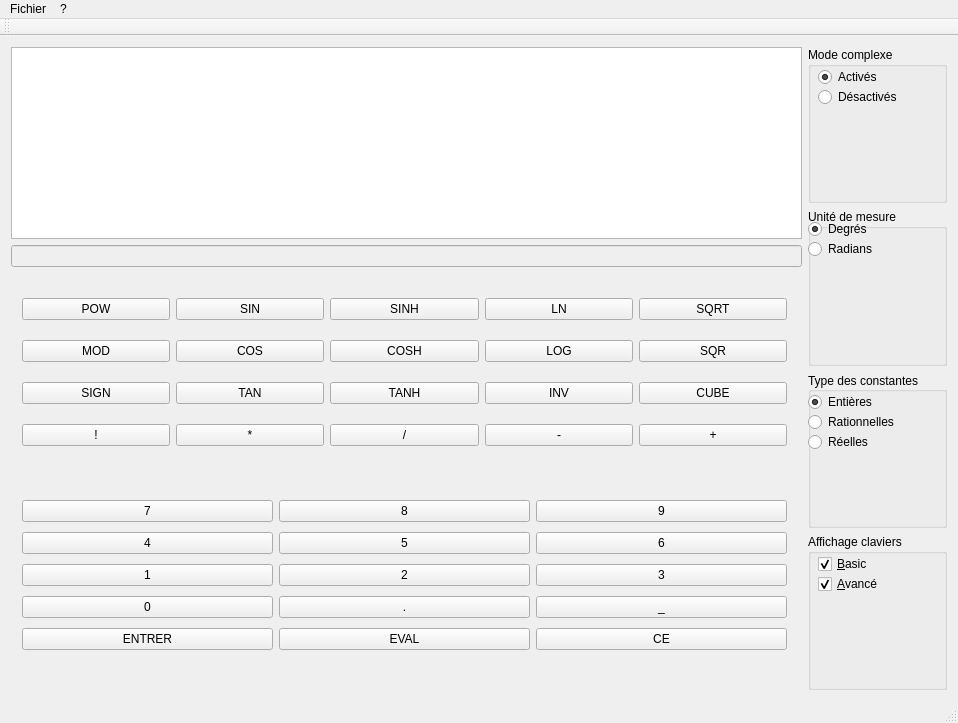
Old version of the form mainwindow.ui in the repository yuntux/lo21-npi.
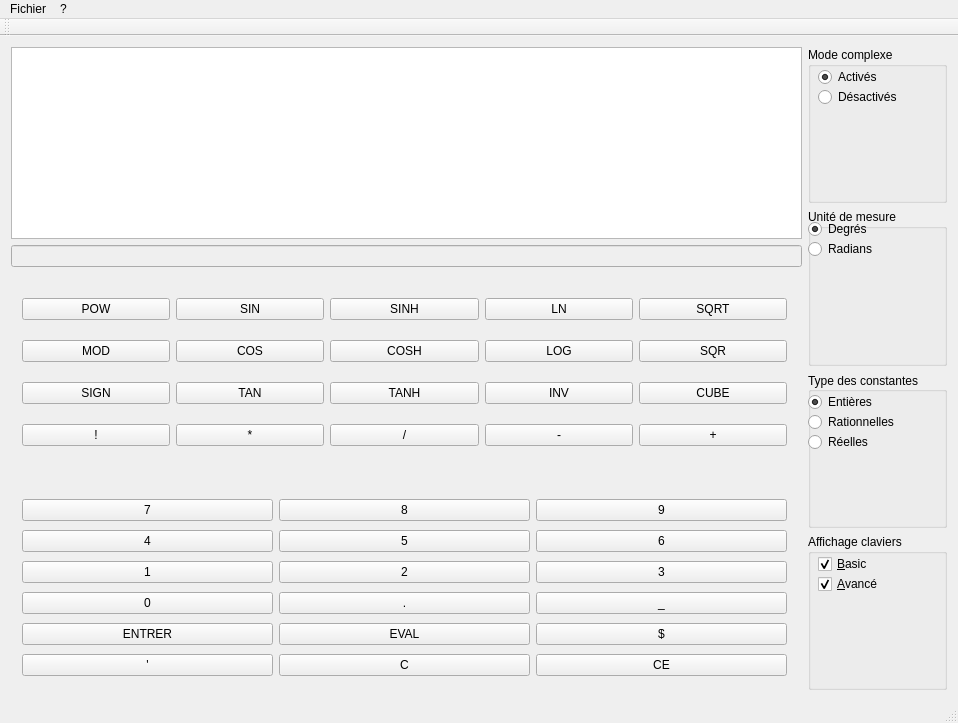
New version of the form.

Commit message: Ajout interface et connexions boutons

Patch:
```diff
--- a/mainwindow.ui
+++ b/mainwindow.ui
@@ -25,7 +25,7 @@
            <x>0</x>
            <y>0</y>
            <width>787</width>
-           <height>182</height>
+           <height>211</height>
           </rect>
          </property>
          <layout class="QGridLayout" name="_clavierBasicLayout">
@@ -156,13 +156,6 @@
             </property>
            </widget>
           </item>
-          <item row="5" column="2">
-           <widget class="QPushButton" name="CE">
-            <property name="text">
-             <string>CE</string>
-            </property>
-           </widget>
-          </item>
           <item row="1" column="0">
            <widget class="QPushButton" name="num7">
             <property name="text">
@@ -173,6 +166,34 @@
             </property>
            </widget>
           </item>
+          <item row="6" column="1">
+           <widget class="QPushButton" name="C">
+            <property name="text">
+             <string>C</string>
+            </property>
+           </widget>
+          </item>
+          <item row="6" column="2">
+           <widget class="QPushButton" name="CE">
+            <property name="text">
+             <string>CE</string>
+            </property>
+           </widget>
+          </item>
+          <item row="6" column="0">
+           <widget class="QPushButton" name="QUOTE">
+            <property name="text">
+             <string>'</string>
+            </property>
+           </widget>
+          </item>
+          <item row="5" column="2">
+           <widget class="QPushButton" name="DOLLAR">
+            <property name="text">
+             <string>$</string>
+            </property>
+           </widget>
+          </item>
          </layout>
         </widget>
        </widget>
```
The commit also changes 6 other files.
